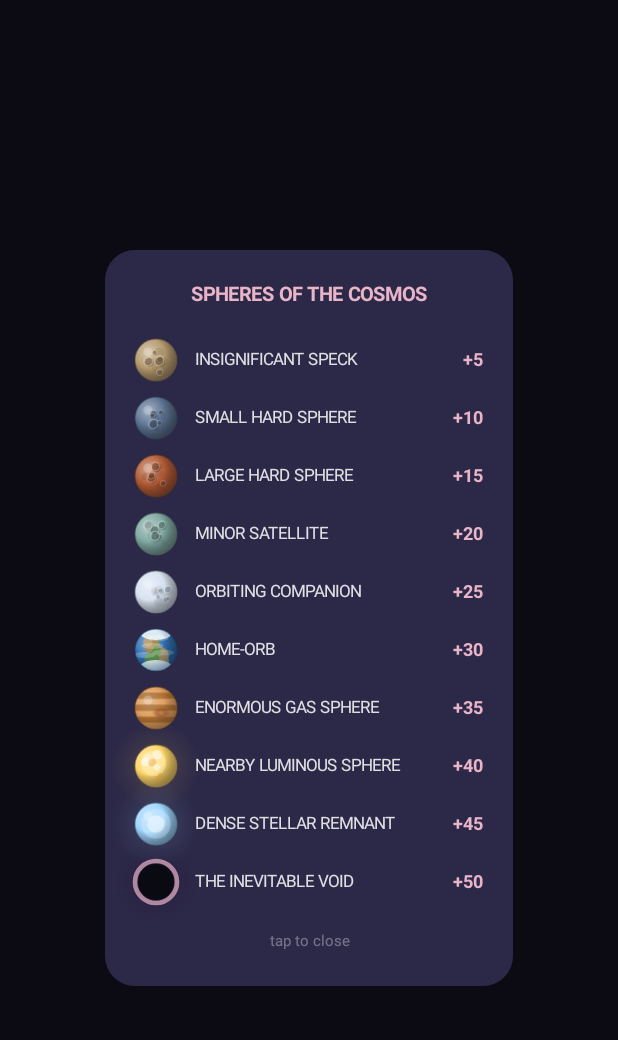
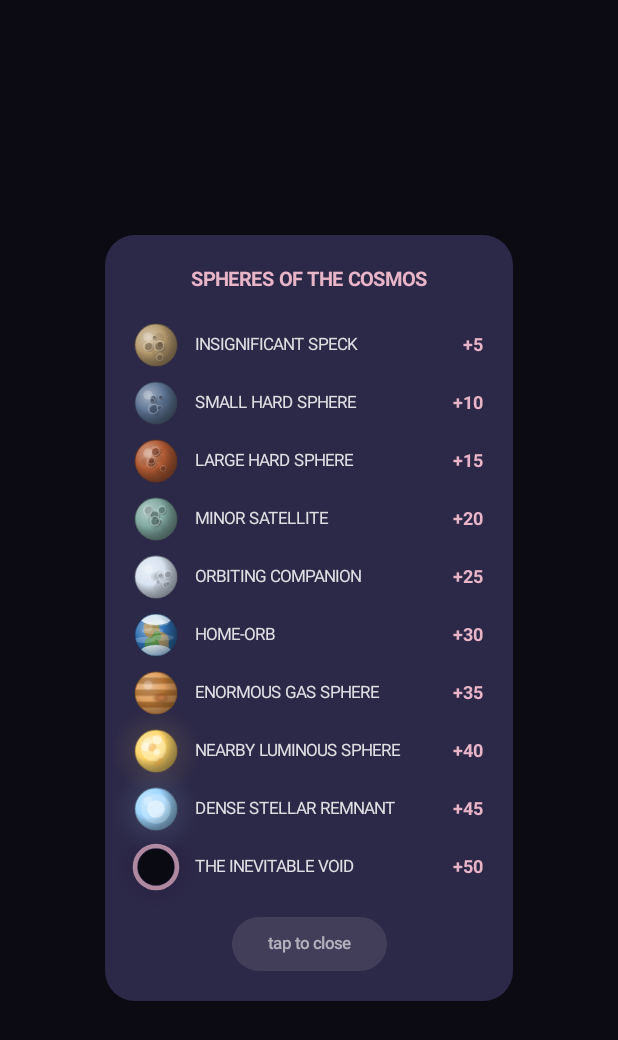
Before and after one commit to CryptoProgenitor/StrangePlanet, an Android app built with Jetpack Compose: the composable SolarSystemModal shown on its own in the app's theme, on a phone screen of 412 x 824 dp. Shown: the top 1040 px of the screen. Run offline under Robolectric (Android 15) with nearby library versions, the phone set to English and light mode, and no system bars.

```diff
--- a/app/src/main/java/com/quokkalabs/strangeplanet/ui/screen/MergeScreen.kt
+++ b/app/src/main/java/com/quokkalabs/strangeplanet/ui/screen/MergeScreen.kt
@@ -11,6 +11,7 @@ import androidx.compose.foundation.clickable
 import androidx.compose.foundation.gestures.awaitEachGesture
 import androidx.compose.foundation.gestures.awaitFirstDown
 import androidx.compose.foundation.interaction.MutableInteractionSource
+import androidx.compose.ui.draw.clip
 import androidx.compose.foundation.layout.Arrangement
 import androidx.compose.foundation.layout.Box
 import androidx.compose.foundation.layout.BoxScope
@@ -785,17 +786,21 @@ private fun UndoConfirmDialog(
     Box(
         modifier = Modifier
             .fillMaxSize()
+            .pointerInput(Unit) {
+                awaitEachGesture {
+                    awaitFirstDown(requireUnconsumed = false).consume()
+                    do {
+                        val event = awaitPointerEvent()
+                        event.changes.forEach { it.consume() }
+                    } while (event.changes.any { it.pressed })
+                }
+            }
             .background(Color.Black.copy(alpha = 0.6f))
             .clickable(onClick = onCancel),
         contentAlignment = Alignment.Center,
     ) {
         Column(
             modifier = Modifier
-                .clickable(
-                    interactionSource = remember { MutableInteractionSource() },
-                    indication = null,
-                    onClick = {},
-                )
                 .widthIn(max = 300.dp)
                 .fillMaxWidth(0.8f)
                 .background(DeepNavy.copy(alpha = 0.95f), RoundedCornerShape(20.dp))
@@ -847,21 +852,27 @@ private fun SolarSystemModal(onDismiss: () -> Unit) {
     Box(
         modifier = Modifier
             .fillMaxSize()
+            // Absorb every pointer event — prevents drags reaching the game layer
+            .pointerInput(Unit) {
+                awaitEachGesture {
+                    awaitFirstDown(requireUnconsumed = false).consume()
+                    do {
+                        val event = awaitPointerEvent()
+                        event.changes.forEach { it.consume() }
+                    } while (event.changes.any { it.pressed })
+                }
+            }
             .background(Color.Black.copy(alpha = 0.75f))
             .clickable(onClick = onDismiss),
         contentAlignment = Alignment.Center,
     ) {
         Column(
             modifier = Modifier
-                .clickable(
-                    interactionSource = remember { MutableInteractionSource() },
-                    indication = null,
-                    onClick = {},
-                )
                 .widthIn(max = 320.dp)
                 .fillMaxWidth(0.85f)
                 .background(DeepNavy.copy(alpha = 0.95f), RoundedCornerShape(20.dp))
                 .padding(horizontal = 20.dp, vertical = 20.dp),
+            horizontalAlignment = Alignment.CenterHorizontally,
         ) {
             Text(
                 "SPHERES OF THE COSMOS",
@@ -899,13 +910,18 @@ private fun SolarSystemModal(onDismiss: () -> Unit) {
                     )
                 }
             }
-            Spacer(Modifier.height(10.dp))
+            Spacer(Modifier.height(14.dp))
             Text(
                 "tap to close",
-                color = Color.White.copy(alpha = 0.35f),
-                fontSize = 10.sp,
-                modifier = Modifier.fillMaxWidth(),
+                color = Color.White.copy(alpha = 0.6f),
+                fontSize = 11.sp,
+                fontWeight = FontWeight.Medium,
                 textAlign = TextAlign.Center,
+                modifier = Modifier
+                    .clip(RoundedCornerShape(50))
+                    .background(Color.White.copy(alpha = 0.1f))
+                    .clickable(onClick = onDismiss)
+                    .padding(horizontal = 24.dp, vertical = 8.dp),
             )
         }
     }
```
